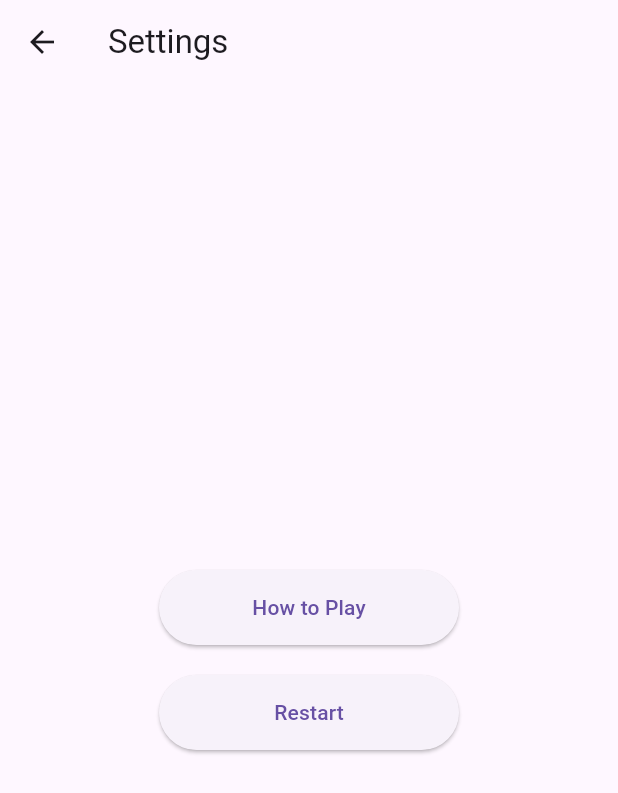
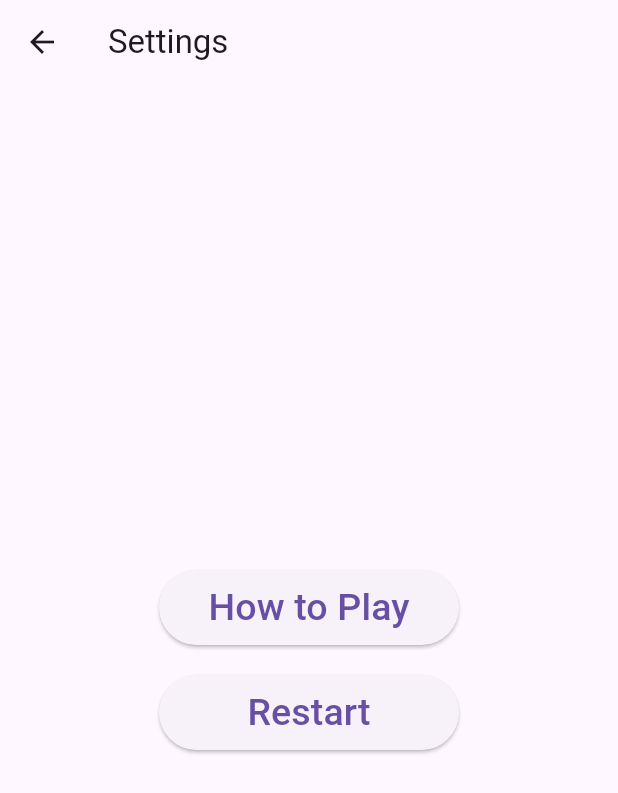
Before and after one commit to nazikanshaffAM/spello_onebysix, a Flutter app: the SettingsPage screen opened directly, on a phone screen of 412 x 824 dp. Shown: the top 793 px of the screen. Run offline on Flutter 3.47's test engine with Material 3 defaults, Android fonts, the phone set to English and light mode, and no system bars; our stand-ins replace fl_chart, flutter_slidable, lottie, shared_preferences, shelf, smooth_page_indicator; missing offline and left inert: record, shelf_router, tutorial_coach_mark; accounts and stored records are empty; project files that could hold a hidden picture were left out.

Commit message:
feat: UI changes to setting_page.dart

```diff
--- a/game2/lib/ui/settings_page.dart
+++ b/game2/lib/ui/settings_page.dart
@@ -27,7 +27,8 @@ class SettingsPage extends StatelessWidget {
                     MaterialPageRoute(builder: (context) => HowToPlayPage()),
                   );
                 },
-                child: Text('How to Play'), // Button text
+                child: Text('How to Play',
+                style: TextStyle(fontSize: 25),), // Button text
                 style: ElevatedButton.styleFrom(
                   minimumSize: Size(200, 50),  // Optional: Adjust button size
                 ),
@@ -41,7 +42,8 @@ class SettingsPage extends StatelessWidget {
                     MaterialPageRoute(builder: (context) => HangmanPage(_engine)),
                   );
                 },
-                child: Text('Restart'), // Button text
+                child: Text('Restart',
+                style: TextStyle(fontSize: 25),), // Button text
                 style: ElevatedButton.styleFrom(
                   minimumSize: Size(200, 50),  // Optional: Adjust button size
                 ),
```
